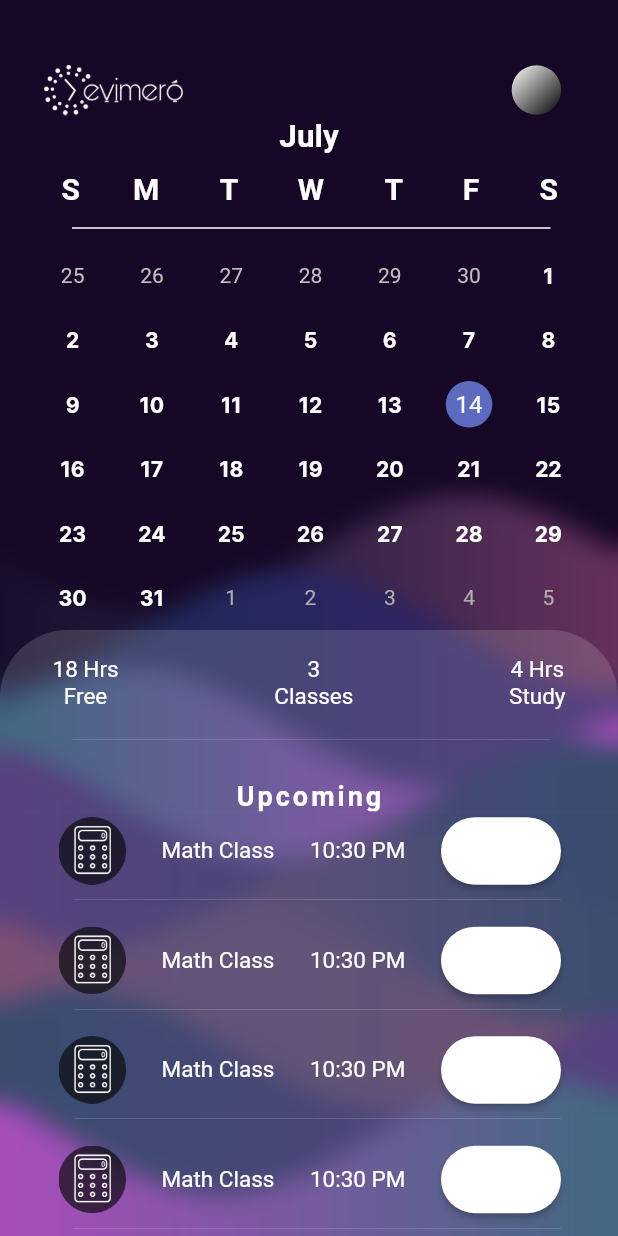
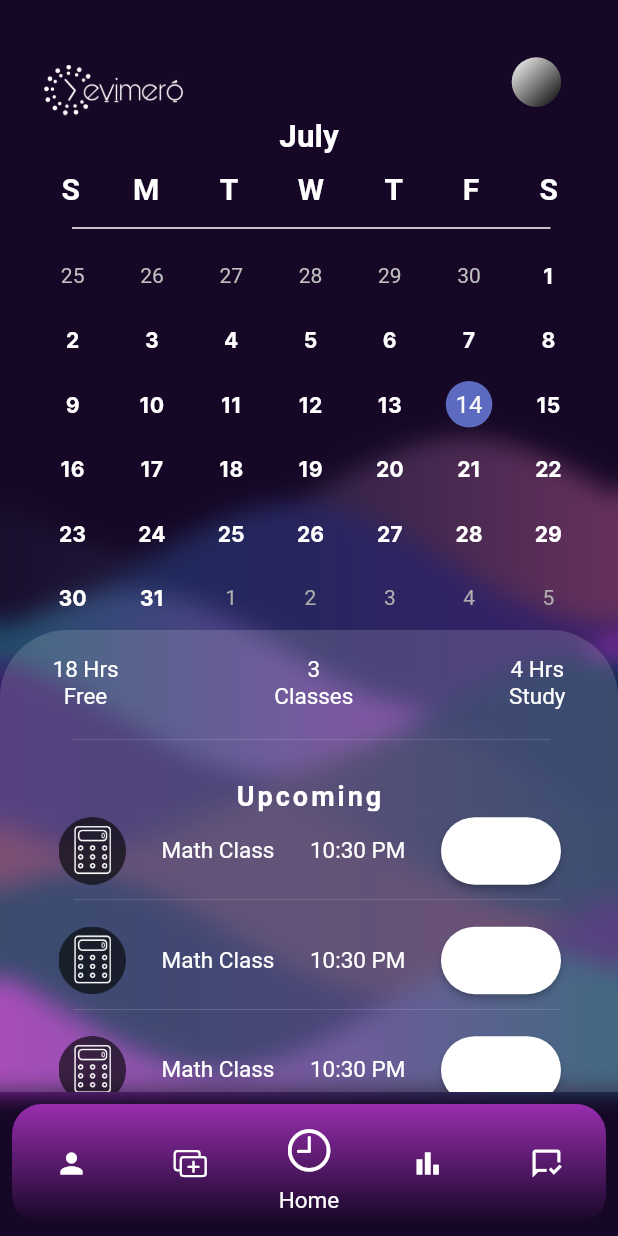
Before and after one commit to RomyBatistaBrea/CrossPlatformProject, a Flutter app: the screen it shows after launch, on a phone screen of 412 x 824 dp. Run offline on Flutter 3.47's test engine with Material 2 defaults, Android fonts, the phone set to English and light mode, and no system bars; drawn by our look-alikes of table_calendar, wave.

Commit message:
Implemented Navigation Bar
The nav bar is inside MainNavBar file

```diff
--- a/lib/main.dart
+++ b/lib/main.dart
@@ -1,9 +1,8 @@
+import 'package:evimero/main_nav_bar_page.dart';
 import 'package:flutter/material.dart';
 import 'theme/light_theme.dart';
 import 'theme/dark_theme.dart';
-import 'pages/Profile/profile.dart';
 import 'pages/Login/login.dart';
-import 'pages/Home/home.dart';
 
 void main() {
   runApp(const Evimero());
@@ -19,7 +18,7 @@ class Evimero extends StatelessWidget {
       debugShowCheckedModeBanner: false,
       theme: lightTheme,
       darkTheme: darkTheme,
-      home: const Home(),
+      home: MainNavPage(),
     );
   }
 }
--- /dev/null
+++ b/lib/main_nav_bar_page.dart
@@ -0,0 +1,105 @@
+import 'package:flutter/material.dart';
+import 'package:flutter/cupertino.dart';
+import 'pages/Home/home.dart';
+import 'pages/Profile/profile.dart';
+import 'pages/Community/community.dart';
+import 'pages/Planner/planner.dart';
+import 'pages/Reports/reports.dart';
+
+class MainNavPage extends StatefulWidget {
+  MainNavPage({Key? key}) : super(key: key);
+
+  @override
+  _MainNavPageState createState() => _MainNavPageState();
+}
+
+class _MainNavPageState extends State<MainNavPage> {
+  List pages = [
+    const Profile(),
+    const Planner(),
+    const Home(),
+    const Reports(),
+    const Community(),
+  ];
+
+  int currentIndex = 2;
+
+  void onTap(int index) {
+    setState(() {
+      currentIndex = index;
+    });
+  }
+
+  @override
+  Widget build(BuildContext context) {
+    return Scaffold(
+      resizeToAvoidBottomInset: false,
+      bottomNavigationBar: Padding(
+        padding: const EdgeInsets.fromLTRB(8.0, 8.0, 8.0, 8.0),
+        child: Container(
+          height: 80.0, // Adjust the height of the navigation bar
+          decoration: BoxDecoration(
+            borderRadius: const BorderRadius.only(
+              topLeft: Radius.circular(20),
+              topRight: Radius.circular(20),
+              bottomLeft: Radius.circular(20),
+              bottomRight: Radius.circular(20),
+            ),
+            gradient: LinearGradient(
+              colors: [Theme.of(context).colorScheme.onPrimaryContainer, Theme.of(context).scaffoldBackgroundColor], // Set the gradient colors here
+              begin: Alignment.topCenter,
+              end: Alignment.bottomCenter,
+            ),
+          ), // Set the background color here
+          child: Flex(
+            direction: Axis.horizontal,
+            children: [
+              Expanded(child: buildNavItem(Icons.person, 'Profile', 0)),
+              Expanded(child: buildNavItem(CupertinoIcons.plus_rectangle_on_rectangle, 'Planner', 1)),
+              Expanded(child: buildNavItem(CupertinoIcons.clock, 'Home', 2)),
+              Expanded(child: buildNavItem(Icons.bar_chart, 'Reports', 3)),
+              Expanded(child: buildNavItem(Icons.mark_chat_read_outlined, 'Comms', 4)),
+            ],
+          ),
+        ),
+      ),
+      body: pages[currentIndex],
+    );
+  }
+
+  Widget buildNavItem(IconData icon, String label, int index) {
+    bool isSelected = index == currentIndex;
+    double iconSize = isSelected ? 33.0 : 22.0;
+
+    return GestureDetector(
+      onTap: () => onTap(index),
+      child: Column(
+        mainAxisSize: MainAxisSize.min,
+        children: [
+          AnimatedContainer(
+            duration: const Duration(milliseconds: 300),
+            padding: const EdgeInsets.all(8.0),
+            decoration: BoxDecoration(
+              shape: BoxShape.circle,
+              color: isSelected ? Colors.transparent : Colors.transparent,
+            ),
+            child: Icon(
+              icon,
+              color: Theme.of(context).colorScheme.primary, // Set the color of the icon
+              size: iconSize,
+            ),
+          ),
+          AnimatedDefaultTextStyle(
+            duration: const Duration(milliseconds: 300),
+            style: TextStyle(
+              color: isSelected ? Colors.white : Colors.transparent,
+              fontSize: isSelected ? 15 : 0,
+              fontWeight: isSelected ? FontWeight.normal : FontWeight.w100,
+            ),
+            child: Text(label),
+          ),
+        ],
+      ),
+    );
+  }
+}
--- a/lib/pages/Home/home.dart
+++ b/lib/pages/Home/home.dart
@@ -1,9 +1,11 @@
 import 'package:evimero/pages/Home/home_components/daily_update_container.dart';
+import 'package:evimero/pages/Profile/profile.dart';
 import 'package:flutter/material.dart';
 import 'package:evimero/global_components/waves.dart';
 import 'package:evimero/pages/Home/home_components/user_data_model_components.data/event_types.dart';
 import 'package:evimero/pages/Home/home_components/weekdays.dart';
 import 'package:table_calendar/table_calendar.dart';
+import 'package:flutter/cupertino.dart';
 import 'dart:ui';
 import 'package:intl/intl.dart';
 
```
Also changed, not shown: lib/pages/Community/community.dart (added, +17 -0 lines), lib/pages/Planner/planner.dart (added, +17 -0 lines), lib/pages/Profile/profile.dart (+22 -14 lines), lib/pages/Reports/reports.dart (added, +17 -0 lines).
